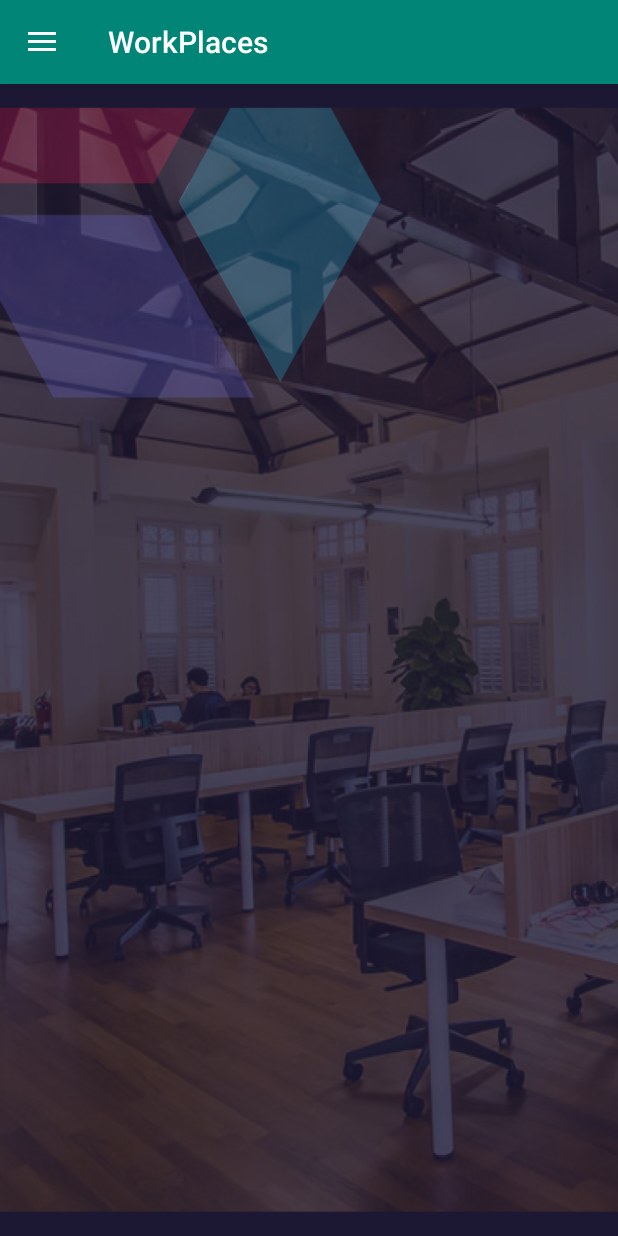
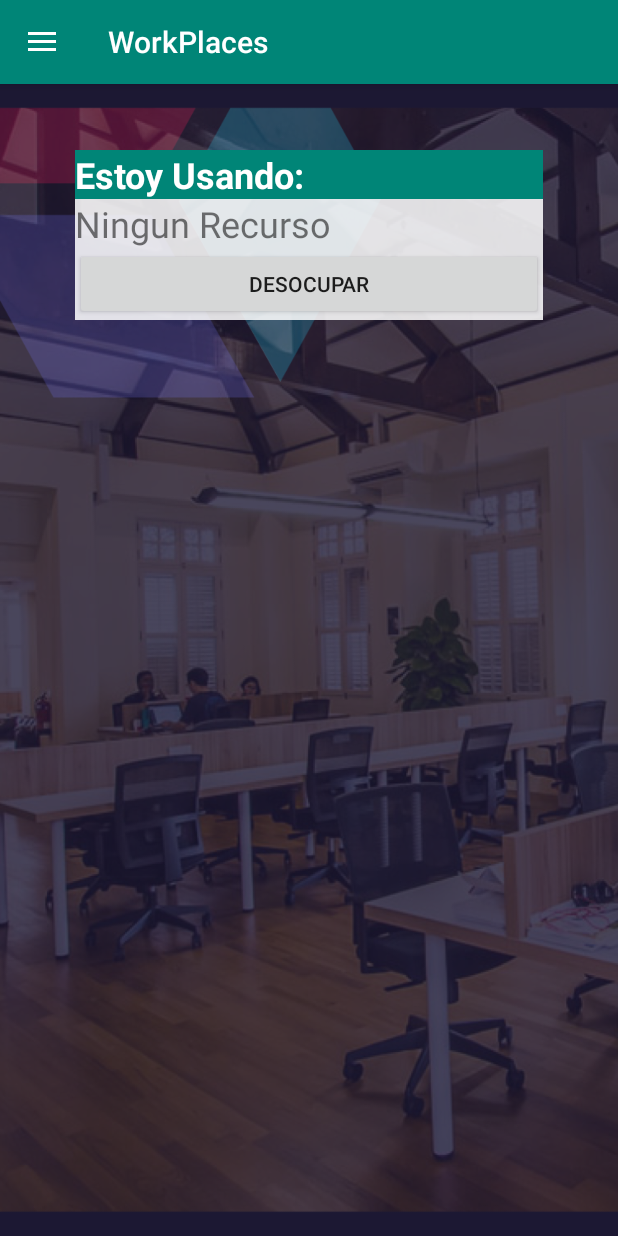
Before and after one commit to Ander0506/WorkPlaces, an Android app: the Menu_WP screen opened directly, with no data from a screen before it, on a phone screen of 412 x 824 dp. Run offline under Robolectric (Android 15) with nearby library versions, the phone set to English and light mode, and no system bars; our stand-ins replace Firebase (no records; nobody signed in at launch, a user with empty details on screens opened directly).

Commit message:
Mostrar Recurso Actual en el home
completamente Funcional

```diff
--- a/app/src/main/java/com/example/workplaces/BuscarPlantilla.java
+++ b/app/src/main/java/com/example/workplaces/BuscarPlantilla.java
@@ -117,8 +117,8 @@ public class BuscarPlantilla extends AppCompatActivity {
         //utilizo para llenar los spinner para ahorrar tiempo
         bloques = new ArrayList<>();
         pisos = new ArrayList<>();
-        bloques.add(getResources().getString(R.string.todo));
-        pisos.add(getResources().getString(R.string.todo));
+        bloques.add(getResources().getString(R.string.bloque));
+        pisos.add(getResources().getString(R.string.piso));
 
         placeActual = Data.getPlaceActual();
         //llenado del placetoshow y de los spinners
@@ -328,10 +328,10 @@ public class BuscarPlantilla extends AppCompatActivity {
                             placeActual = Data.getPlaceActual();
 
                         AlertDialog.Builder usar = new AlertDialog.Builder(BuscarPlantilla.this);
-                        usar.setMessage(R.string.ya_ocupado+"\n"
-                                +" "+Data.getPlaceActual().getNombre()+" "+R.string.en+" \n"
-                                +" "+R.string.bloque+" "+Data.getPlaceActual().getBloque()+"\n"
-                                +R.string.deseaUsar)
+                        usar.setMessage(res.getString(R.string.yaUsandoEsta)+"\n"
+                                +"    "+Data.getPlaceActual().getNombre()+" "+res.getString(R.string.en)
+                                +" "+res.getString(R.string.bloque)+" "+Data.getPlaceActual().getBloque()+"\n"
+                                +res.getString(R.string.deseaUsar))
                                 .setCancelable(false)
                                 .setPositiveButton(R.string.si, new DialogInterface.OnClickListener() {
                                     @Override
--- a/app/src/main/java/com/example/workplaces/Menu_WP.java
+++ b/app/src/main/java/com/example/workplaces/Menu_WP.java
@@ -1,6 +1,7 @@
 package com.example.workplaces;
 
 import android.content.Intent;
+import android.content.res.Resources;
 import android.os.Bundle;
 import android.support.annotation.NonNull;
 import android.support.v4.view.GravityCompat;
@@ -12,6 +13,8 @@ import android.support.v4.widget.DrawerLayout;
 import android.support.v7.app.AppCompatActivity;
 import android.support.v7.widget.Toolbar;
 import android.view.Menu;
+import android.view.View;
+import android.widget.TextView;
 import android.widget.Toast;
 
 import com.google.firebase.database.DataSnapshot;
@@ -26,9 +29,13 @@ public class Menu_WP extends AppCompatActivity
     private Intent In;
     private int TypePlace;
 
+    private TextView RecUsado;
+    private Resources res;
+
     @Override
     protected void onCreate(Bundle savedInstanceState) {
         super.onCreate(savedInstanceState);
+        res = getResources();
         FirebaseDatabase database = FirebaseDatabase.getInstance();
         DatabaseReference RefPlaces = database.getReference("places");
 
@@ -50,7 +57,7 @@ public class Menu_WP extends AppCompatActivity
 
                 }
                // Toast.makeText(Menu_WP.this, "LLegoData", Toast.LENGTH_SHORT).show();
-
+                updatePlaceActualView();
 
             }
 
@@ -71,6 +78,9 @@ public class Menu_WP extends AppCompatActivity
 //                        .setAction("Action", null).show();
 //            }
 //        });
+        RecUsado = (TextView) findViewById(R.id.hmTxtActualdes);
+        updatePlaceActualView();
+
         DrawerLayout drawer = findViewById(R.id.drawer_layout);
         NavigationView navigationView = findViewById(R.id.nav_view);
         ActionBarDrawerToggle toggle = new ActionBarDrawerToggle(
@@ -112,6 +122,10 @@ public class Menu_WP extends AppCompatActivity
         return super.onOptionsItemSelected(item);
     }
 
+
+    public void desocupar(View view){
+        Data.DesocuparPlaceActual();
+    }
 //    Procedimientos de items de menu
 
 
@@ -159,4 +173,20 @@ public class Menu_WP extends AppCompatActivity
         drawer.closeDrawer(GravityCompat.START);
         return true;
     }
+
+    public void updatePlaceActualView(){
+        String txt = "";
+        Place PlaceActual = Data.getPlaceActual();
+        if (PlaceActual==null){
+            txt= res.getString(R.string.no_Res);
+
+        }else{
+            txt= res.getString(R.string.nombre)+": "+PlaceActual.getNombre()+"\n"
+                    +res.getString(R.string.bloque)+": "+PlaceActual.getBloque()+"\n"
+                    +res.getString(R.string.piso)+": "+PlaceActual.getPiso();
+        }
+        RecUsado.setText(txt);
+    }
+
+
 }
--- a/app/src/main/java/com/example/workplaces/Transaccion.java
+++ /dev/null
@@ -1,6 +0,0 @@
-package com.example.workplaces;
-
-public class Transaccion {
-
-
-}
--- a/app/src/main/res/layout/app_bar_menu__wp.xml
+++ b/app/src/main/res/layout/app_bar_menu__wp.xml
@@ -21,6 +21,44 @@
 
     </android.support.design.widget.AppBarLayout>
 
-    <include layout="@layout/content_menu__wp" />
+    <include
+        android:id="@+id/include"
+        layout="@layout/content_menu__wp" />
+
+    <LinearLayout
+        android:id="@+id/cn_Actual"
+        android:layout_width="match_parent"
+        android:layout_height="wrap_content"
+        android:layout_marginLeft="50dp"
+        android:layout_marginTop="100dp"
+        android:layout_marginRight="50dp"
+        android:layout_marginBottom="50dp"
+        android:background="#DBFFFFFF"
+        android:orientation="vertical">
+
+
+        <TextView
+            android:id="@+id/hm_lb_UsandoActualmente"
+            android:layout_width="match_parent"
+            android:layout_height="wrap_content"
+            android:background="@color/colorPrimary"
+            android:text="@string/usando_actual"
+            android:textColor="@color/common_google_signin_btn_text_dark_default"
+            android:textSize="24sp"
+            android:textStyle="bold" />
+
+        <TextView
+            android:id="@+id/hmTxtActualdes"
+            android:layout_width="match_parent"
+            android:layout_height="wrap_content"
+            android:textSize="24sp" />
+
+        <Button
+            android:id="@+id/hm_Desocupar"
+            android:layout_width="match_parent"
+            android:layout_height="wrap_content"
+            android:onClick="desocupar"
+            android:text="@string/desocupar" />
+    </LinearLayout>
 
 </android.support.design.widget.CoordinatorLayout>
--- a/app/src/main/res/values/strings.xml
+++ b/app/src/main/res/values/strings.xml
@@ -48,7 +48,7 @@
     <string name="Yatienesp1">Usted esta usando ahora:</string>
     <string name="en">en</string>
     <string name="deseaUsar">Desea usar este ahora?</string>
-    <string name="yaUsandoEsta">Ya estas Usando Este Lugar</string>
+    <string name="yaUsandoEsta">Ya estas usando el Lugar: </string>
 
     <string name="title_activity_prueba345">prueba345</string>
 
@@ -77,6 +77,10 @@
     <string name="create_new_user">Create New User</string>
     <string name="register">Register</string>
     <string name="err_register">Register failed</string>
+    <string name="usando_actual">Estoy Usando:</string>
+    <string name="desocupar">Desocupar</string>
+
+    <string name="no_Res">Ningun Recurso</string>
 
 
 </resources>
```
